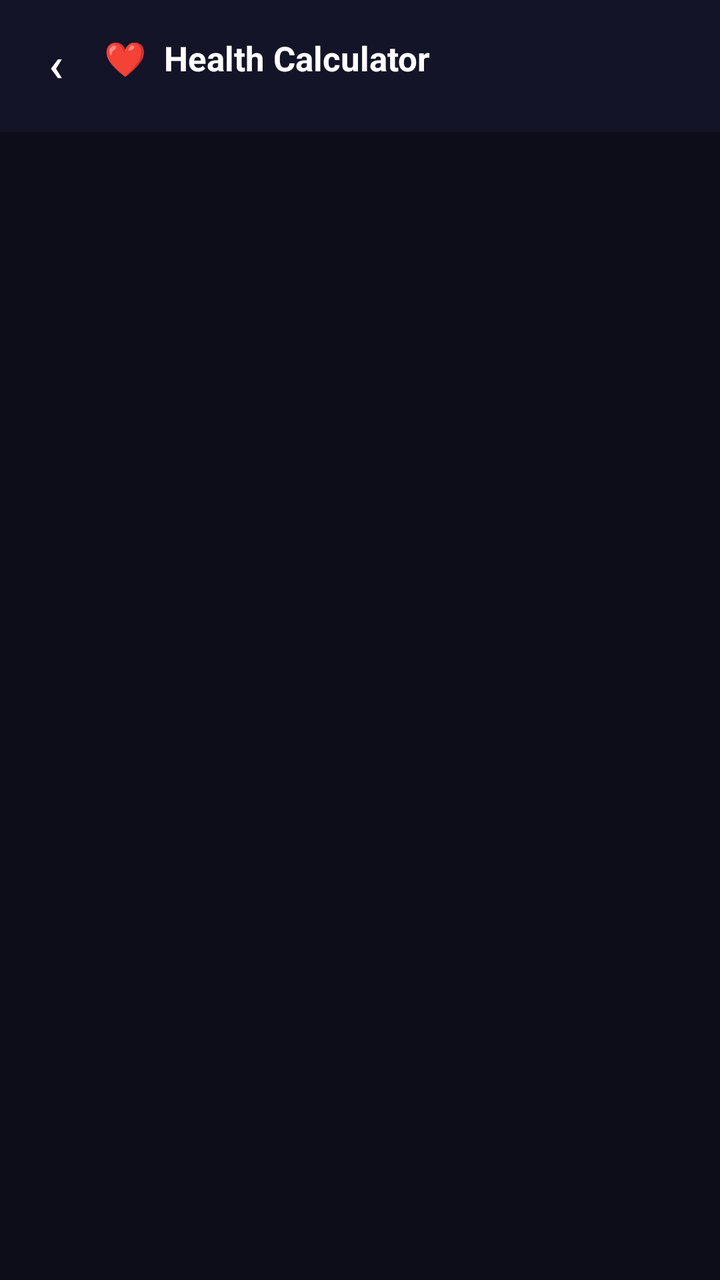
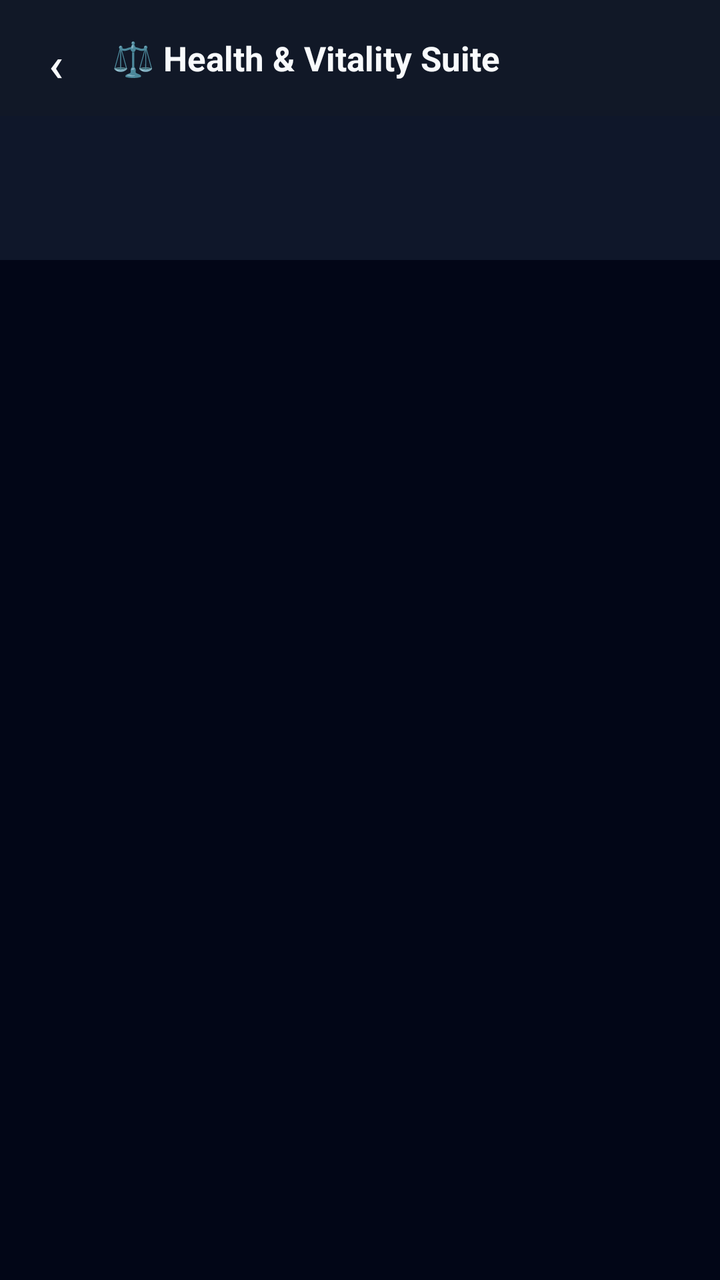

The first picture is an Android layout as it rendered before a commit; the second is the same layout after the commit. The layout source and the unified diff follow.
<!-- AndroidManifest.xml: application theme Theme.UltraCalc -->
<!-- res/layout/activity_health.xml -->
<?xml version="1.0" encoding="utf-8"?>
<LinearLayout xmlns:android="http://schemas.android.com/apk/res/android"
    xmlns:app="http://schemas.android.com/apk/res-auto"
    android:layout_width="match_parent" android:layout_height="match_parent"
    android:orientation="vertical" android:background="@color/bg">
    <LinearLayout android:layout_width="match_parent" android:layout_height="58dp"
        android:orientation="horizontal" android:gravity="center_vertical"
        android:paddingStart="4dp" android:paddingEnd="16dp" android:background="@color/bgCard">
        <com.google.android.material.button.MaterialButton android:id="@+id/btnBack"
            style="@style/Widget.MaterialComponents.Button.TextButton"
            android:layout_width="48dp" android:layout_height="48dp"
            android:text="‹" android:textSize="24sp" android:textColor="@color/textPrimary"
            app:cornerRadius="24dp"/>
        <TextView android:layout_width="0dp" android:layout_height="wrap_content"
            android:layout_weight="1" android:text="❤️  Health Calculator"
            android:textSize="17sp" android:textStyle="bold" android:textColor="@color/textPrimary"/>
    </LinearLayout>
    <HorizontalScrollView android:layout_width="match_parent"
        android:layout_height="wrap_content" android:background="@color/bgCard" android:scrollbars="none">
        <LinearLayout android:id="@+id/toolBar" android:layout_width="wrap_content"
            android:layout_height="wrap_content" android:orientation="horizontal"
            android:paddingBottom="8dp" android:paddingStart="8dp" android:paddingEnd="8dp"/>
    </HorizontalScrollView>
    <ScrollView android:layout_width="match_parent" android:layout_height="0dp" android:layout_weight="1">
        <LinearLayout android:id="@+id/mainContainer" android:layout_width="match_parent"
            android:layout_height="wrap_content" android:orientation="vertical" android:padding="16dp"/>
    </ScrollView>
</LinearLayout>
<!-- resources referenced by this layout -->
<resources>
  <color name="bg">#0D0D1A</color>
  <color name="bgCard">#141428</color>
  <color name="textPrimary">#FFFFFF</color>
  <style name="Theme.UltraCalc" parent="Theme.MaterialComponents.NoActionBar">
          <item name="colorPrimary">@color/primary</item>
          <item name="colorPrimaryVariant">@color/primaryDark</item>
          <item name="colorOnPrimary">@color/white</item>
          <item name="colorSecondary">@color/accentCyan</item>
          <item name="android:windowBackground">@color/bg</item>
          <item name="android:statusBarColor">@color/bg</item>
          <item name="android:navigationBarColor">@color/bg</item>
          <item name="android:windowLightStatusBar">false</item>
      </style>
  <color name="primary">#7C6FFF</color>
  <color name="primaryDark">#5A4FCC</color>
  <color name="white">#FFFFFF</color>
  <color name="accentCyan">#00E5FF</color>
</resources>

<!-- the commit's change to res/layout/activity_health.xml (unified diff, before → after) -->
@@ -1,28 +1,59 @@
 <?xml version="1.0" encoding="utf-8"?>
 <LinearLayout xmlns:android="http://schemas.android.com/apk/res/android"
     xmlns:app="http://schemas.android.com/apk/res-auto"
-    android:layout_width="match_parent" android:layout_height="match_parent"
-    android:orientation="vertical" android:background="@color/bg">
-    <LinearLayout android:layout_width="match_parent" android:layout_height="58dp"
-        android:orientation="horizontal" android:gravity="center_vertical"
-        android:paddingStart="4dp" android:paddingEnd="16dp" android:background="@color/bgCard">
-        <com.google.android.material.button.MaterialButton android:id="@+id/btnBack"
+    android:layout_width="match_parent"
+    android:layout_height="match_parent"
+    android:orientation="vertical"
+    android:background="#020617">
+
+    <LinearLayout
+        android:layout_width="match_parent"
+        android:layout_height="58dp"
+        android:orientation="horizontal"
+        android:gravity="center_vertical"
+        android:paddingStart="4dp"
+        android:paddingEnd="16dp"
+        android:background="#111827">
+
+        <com.google.android.material.button.MaterialButton
+            android:id="@+id/btnBack"
             style="@style/Widget.MaterialComponents.Button.TextButton"
-            android:layout_width="48dp" android:layout_height="48dp"
-            android:text="‹" android:textSize="24sp" android:textColor="@color/textPrimary"
+            android:layout_width="48dp"
+            android:layout_height="48dp"
+            android:text="‹"
+            android:textSize="24sp"
+            android:textColor="#F8FAFC"
             app:cornerRadius="24dp"/>
-        <TextView android:layout_width="0dp" android:layout_height="wrap_content"
-            android:layout_weight="1" android:text="❤️  Health Calculator"
-            android:textSize="17sp" android:textStyle="bold" android:textColor="@color/textPrimary"/>
+
+        <TextView
+            android:layout_width="wrap_content"
+            android:layout_height="wrap_content"
+            android:text="⚖️ Health &amp; Vitality Suite"
+            android:textSize="17sp"
+            android:textStyle="bold"
+            android:textColor="#F8FAFC"
+            android:layout_marginStart="4dp"/>
     </LinearLayout>
-    <HorizontalScrollView android:layout_width="match_parent"
-        android:layout_height="wrap_content" android:background="@color/bgCard" android:scrollbars="none">
-        <LinearLayout android:id="@+id/toolBar" android:layout_width="wrap_content"
-            android:layout_height="wrap_content" android:orientation="horizontal"
-            android:paddingBottom="8dp" android:paddingStart="8dp" android:paddingEnd="8dp"/>
+
+    <HorizontalScrollView
+        android:layout_width="match_parent"
+        android:layout_height="72dp"
+        android:background="#0F172A"
+        android:scrollbars="none"
+        android:fillViewport="true">
+        
+        <LinearLayout
+            android:id="@+id/toolBar"
+            android:layout_width="wrap_content"
+            android:layout_height="match_parent"
+            android:orientation="horizontal"
+            android:gravity="center_vertical"/>
     </HorizontalScrollView>
-    <ScrollView android:layout_width="match_parent" android:layout_height="0dp" android:layout_weight="1">
-        <LinearLayout android:id="@+id/mainContainer" android:layout_width="match_parent"
-            android:layout_height="wrap_content" android:orientation="vertical" android:padding="16dp"/>
-    </ScrollView>
+
+    <FrameLayout
+        android:id="@+id/mainContainer"
+        android:layout_width="match_parent"
+        android:layout_height="match_parent"
+        android:padding="16dp"/>
+
 </LinearLayout>
<!-- resource entries referenced after the edit -->
@@ -1,8 +1,6 @@
 <!-- resources referenced by this layout -->
 <resources>
   <color name="bg">#0D0D1A</color>
-  <color name="bgCard">#141428</color>
-  <color name="textPrimary">#FFFFFF</color>
   <style name="Theme.UltraCalc" parent="Theme.MaterialComponents.NoActionBar">
           <item name="colorPrimary">@color/primary</item>
           <item name="colorPrimaryVariant">@color/primaryDark</item>
